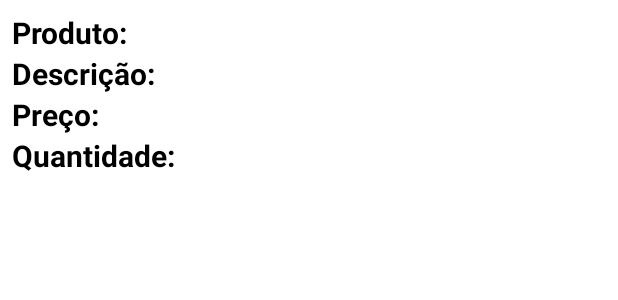
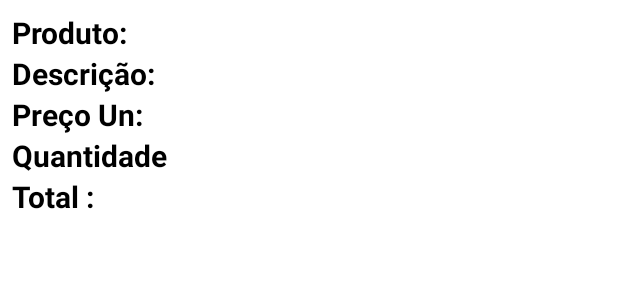
Before and after one commit to BrunoFerreiradaSilva/SalesApp, an Android app: the layout item_registration_order.xml on its own in the app's theme, with its tools: preview values and no code run, on a phone screen of 412 x 824 dp. Shown: the top 300 px of the screen. Run offline under Robolectric (Android 15) with nearby library versions, the phone set to English and light mode, and no system bars.

Commit message:
resolved included item

```diff
--- a/app/src/main/java/com/example/salesapp/model/Item.kt
+++ b/app/src/main/java/com/example/salesapp/model/Item.kt
@@ -3,6 +3,7 @@ package com.example.salesapp.model
 data class Item(
     val nameProduct:String,
     val description:String,
-    val price:String,
-    val amount:Int
+    val price:Double,
+    val amount:Int,
+    val total:Double
 )
--- a/app/src/main/res/layout/activity_order_registration.xml
+++ b/app/src/main/res/layout/activity_order_registration.xml
@@ -90,6 +90,7 @@
             app:layout_constraintTop_toBottomOf="@id/tv_total_items" />
 
         <TextView
+            android:id="@+id/tv_result_total_value"
             android:layout_width="0dp"
             android:textSize="20sp"
             android:layout_height="wrap_content"
--- a/app/src/main/res/layout/item_registration_order.xml
+++ b/app/src/main/res/layout/item_registration_order.xml
@@ -61,7 +61,7 @@
             android:textStyle="bold"
             android:textSize="20sp"
             android:textColor="@color/black"
-            android:text="@string/price"
+            android:text="@string/price_un"
             app:layout_constraintStart_toStartOf="parent"
             app:layout_constraintTop_toBottomOf="@id/tv_description_product" />
 
@@ -97,5 +97,27 @@
             app:layout_constraintStart_toEndOf="@id/tv_amount_product"
             app:layout_constraintTop_toTopOf="@id/tv_amount_product" />
 
+        <TextView
+            android:id="@+id/tv_total_product"
+            android:layout_width="0dp"
+            android:layout_height="wrap_content"
+            android:textStyle="bold"
+            android:textColor="@color/black"
+            android:textSize="20sp"
+            android:text="@string/total_price"
+            app:layout_constraintTop_toBottomOf="@+id/tv_amount_product"
+            app:layout_constraintStart_toStartOf="parent" />
+
+        <TextView
+            android:id="@+id/tv_result_total_client"
+            android:layout_width="0dp"
+            android:layout_marginStart="8dp"
+            android:textAlignment="textStart"
+            android:layout_height="wrap_content"
+            android:textSize="20sp"
+            app:layout_constraintEnd_toEndOf="parent"
+            app:layout_constraintStart_toEndOf="@id/tv_total_product"
+            app:layout_constraintTop_toTopOf="@id/tv_total_product" />
+
     </androidx.constraintlayout.widget.ConstraintLayout>
 </androidx.constraintlayout.widget.ConstraintLayout>
--- a/app/src/main/res/values/strings.xml
+++ b/app/src/main/res/values/strings.xml
@@ -4,11 +4,13 @@
     <string name="button_for_include_item">button_for_include_item</string>
     <string name="product">Produto:</string>
     <string name="description">Descrição:</string>
-    <string name="price">Preço:</string>
-    <string name="amount">Quantidade:</string>
+    <string name="price">Preço</string>
+    <string name="amount">Quantidade</string>
     <string name="name_of_product">Nome do produto</string>
     <string name="description_of_product">Descrição do produto</string>
     <string name="value_standard">R$ 0,00</string>
     <string name="title_add_items">Adicionar items</string>
     <string name="include">Incluir</string>
+    <string name="price_un">Preço Un:</string>
+    <string name="total_price">Total :</string>
 </resources>
```
Also changed, not shown: app/src/main/java/com/example/salesapp/MoneyTextWatcher.kt (deleted, +0 -51 lines), app/src/main/java/com/example/salesapp/ui/orderregistration/OrderRegistrationActivity.kt (+23 -8 lines), app/src/main/java/com/example/salesapp/ui/orderregistration/OrderRegistrationViewModel.kt (+28 -2 lines), app/src/main/java/com/example/salesapp/ui/orderregistration/OrdersRegistrationAdapter.kt (+10 -4 lines), app/src/main/java/com/example/salesapp/util/EdiExt.kt (added, +46 -0 lines).
